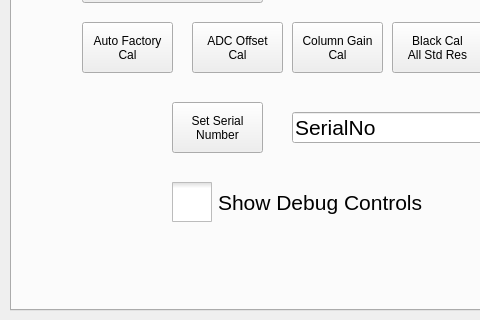
Above: src/utilwindow.ui from krontech/chronos-cam-app before the change; both pictures show x 0 to 480 and y 160 to 480 of the 800 by 480 pixel window. Below: the same form after it.
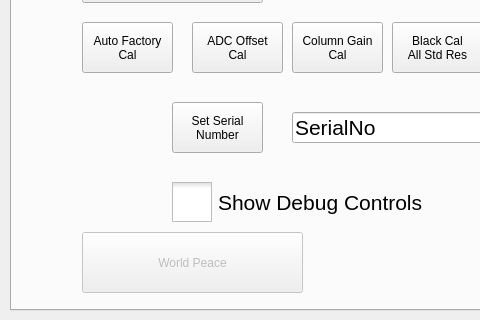
That is the form after the change. The open tabs and pages were chosen to show the change. Custom widgets are drawn as their Qt base class.

Commit message:
Added new button to service window. Having some trouble with the implementation, though.
- World Peace (cmdWorldPeace) is harder to implement than I thought.
	- I'm going to give at least the first subtask, solveWorldHunger(), to Simon. He's good with c++, it ought to be up his alley. :/
	- solveWorldHunger() doesn't take any args - it operates solely on global state. I'm told this is frowned on for both code cleanliness and ethical reasons.

```diff
--- a/src/utilwindow.ui
+++ b/src/utilwindow.ui
@@ -992,6 +992,25 @@
 (revert to factory)</string>
      </property>
     </widget>
+    <widget class="QPushButton" name="cmdWorldPeace">
+     <property name="enabled">
+      <bool>false</bool>
+     </property>
+     <property name="geometry">
+      <rect>
+       <x>70</x>
+       <y>380</y>
+       <width>221</width>
+       <height>61</height>
+      </rect>
+     </property>
+     <property name="text">
+      <string>World Peace</string>
+     </property>
+     <property name="disabled-reason" stdset="0">
+      <string>Disabled for now. Having some trouble with the implementation.</string>
+     </property>
+    </widget>
    </widget>
   </widget>
  </widget>
```
The commit also changes 1 other file.
